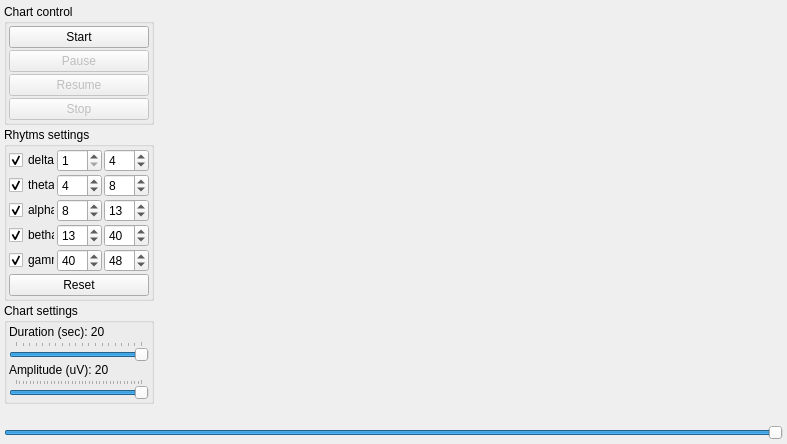
First picture: the form in UI/rhytmwindow.ui, repository ZarkSPb/BB_Python, before the edit.
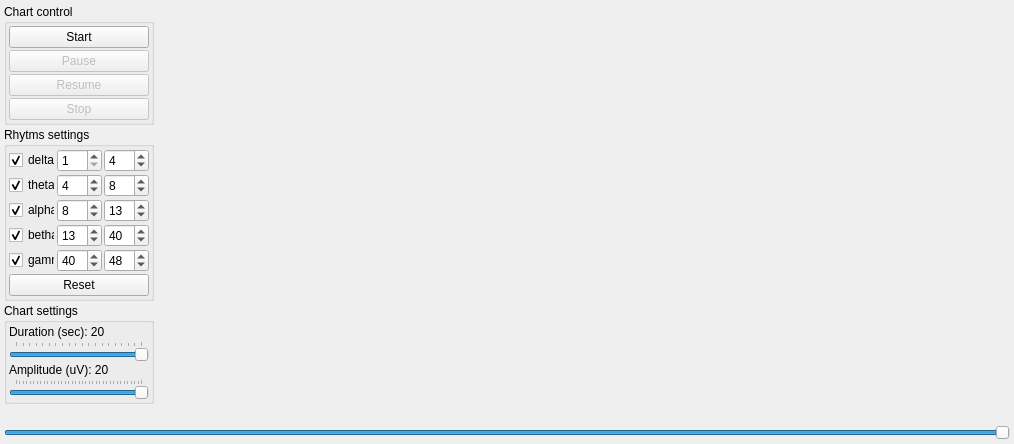
Second picture: the form after the edit.

```diff
--- a/UI/rhytmwindow.ui
+++ b/UI/rhytmwindow.ui
@@ -6,7 +6,7 @@
    <rect>
     <x>0</x>
     <y>0</y>
-    <width>787</width>
+    <width>1014</width>
     <height>444</height>
    </rect>
   </property>
```
